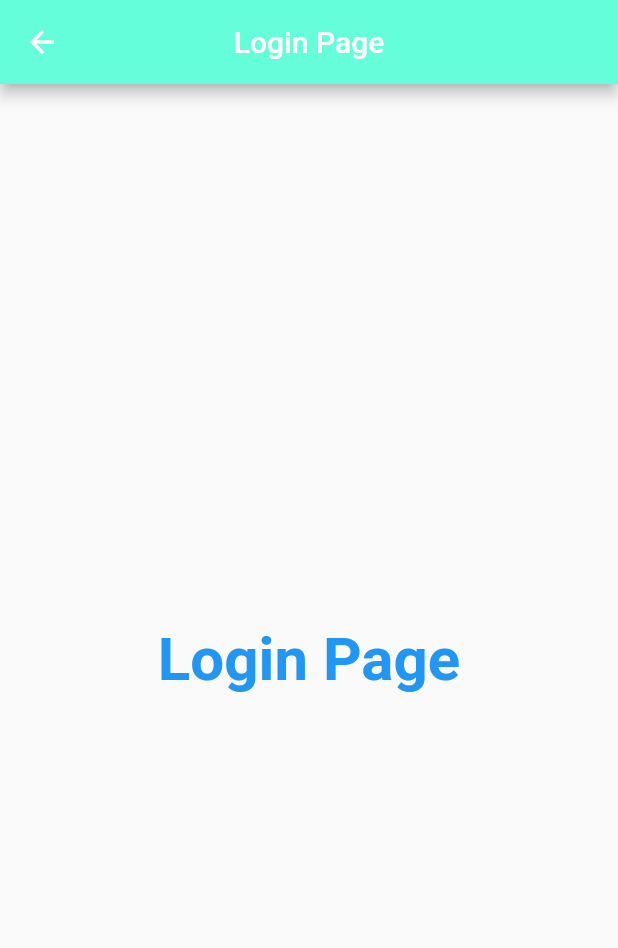
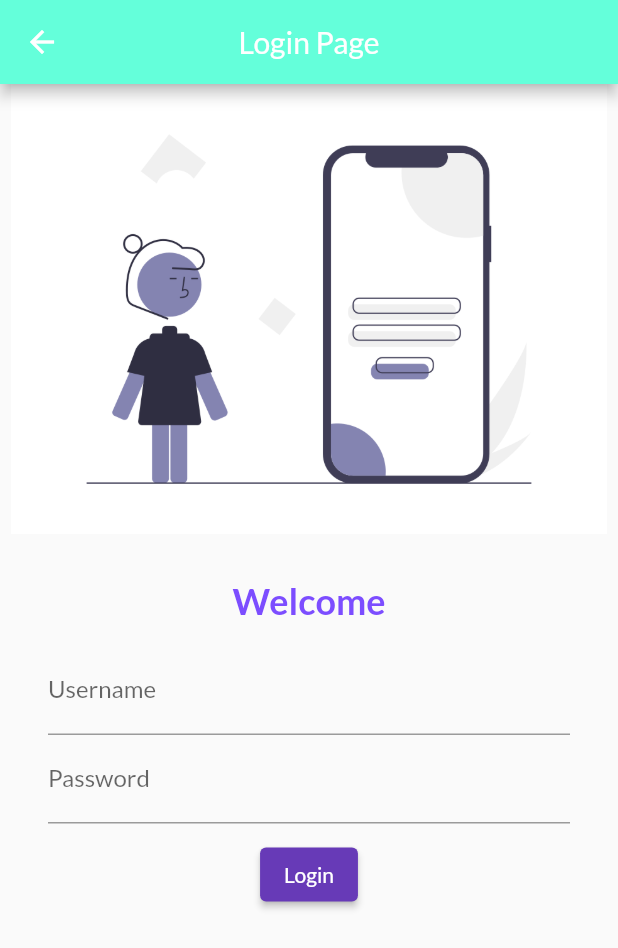
Before and after one commit to yagnik2411/Flutter_catalog, a Flutter app: the LoginPage screen opened by its route, on a phone screen of 412 x 824 dp. Shown: the top 948 px of the screen. Run offline on Flutter 3.47's test engine with Material 2 defaults, Android fonts, the phone set to English and light mode, and no system bars; our stand-ins replace google_fonts.

Commit message:
chapter 4:finish

```diff
--- a/lib/pages/login_page.dart
+++ b/lib/pages/login_page.dart
@@ -1,23 +1,61 @@
 import 'package:flutter/material.dart';
 
 class LoginPage extends StatelessWidget {
+  const LoginPage({super.key});
+
   @override
   Widget build(BuildContext context) {
     return Scaffold(
         appBar: AppBar(
-          title: Text("Login Page"),
+          title: const Text("Login Page"),
           centerTitle: true,
           backgroundColor: Colors.tealAccent,
         ),
-        body: const Center(
-            child: Text("Login Page",
+        body: Column(
+          children: [
+            Image.asset("assets/images/Login_page.png",
+                fit: BoxFit.cover, height: 300),
+            // ignore: prefer_const_constructors
+            SizedBox(height: 30),
+            // ignore: prefer_const_constructors
+            Text("Welcome",
+                // ignore: prefer_const_constructors
                 style: TextStyle(
-                  fontSize: 40,
-                  color: Colors.blue,
-                  fontWeight: FontWeight.bold,
-                )
-              )
+                    fontSize: 24,
+                    fontWeight: FontWeight.bold,
+                    color: Colors.deepPurpleAccent)),
+            Padding(
+              padding: const EdgeInsets.symmetric(vertical: 16, horizontal: 32),
+              child: Column(
+                children: [
+                  TextFormField(
+                    // ignore: prefer_const_constructors
+                    decoration: InputDecoration(
+                      hintText: "Enter Username",
+                      labelText: "Username",
+                    ),
+                  ),
+                  TextFormField(
+                    obscureText: true,
+                    // ignore: prefer_const_constructors
+                    decoration: InputDecoration(
+                      hintText: "Enter Password",
+                      labelText: "Password",
+                    ),
+                  ),
+                  // ignore: prefer_const_constructors
+                  SizedBox(height: 10),
+                  ElevatedButton(
+                    child: const Text("Login"),
+                    style: ButtonStyle(),
+                    onPressed: () {
+                      print("Hi, I am a button");
+                    },
+                  )
+                ],
+              ),
             )
-          );
+          ],
+        ));
   }
 }
```
Also changed, not shown: lib/main.dart (+11 -6 lines), lib/pages/home_page.dart (+5 -5 lines), pubspec.yaml (+4 -3 lines), assets/images/Login_page.png (added), pubspec.lock, 2 other files.
